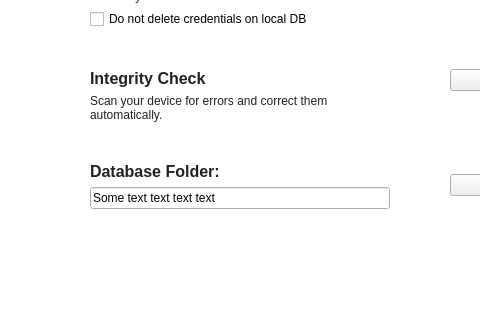
First picture: the form in src/MainWindow.ui, repository mooltipass/moolticute, before the edit; both pictures show x 0 to 480 and y 233 to 553 of the 822 by 553 pixel window.
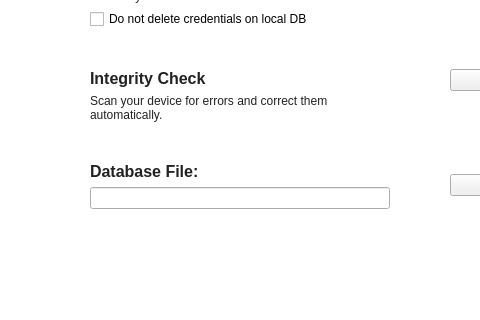
Second picture: the form after the edit. Icons and pictures are not drawn. Custom widgets are drawn as their Qt base class.

Commit message: Use "backup file" instead of "backup folder"

The edit to the form file:
```diff
--- a/src/MainWindow.ui
+++ b/src/MainWindow.ui
@@ -1425,14 +1425,14 @@
                   </font>
                  </property>
                  <property name="text">
-                  <string>Database Folder:</string>
+                  <string>Database File:</string>
                  </property>
                 </widget>
                </item>
                <item>
                 <widget class="QLineEdit" name="lineEditDBFolder">
                  <property name="text">
-                  <string>Some text text text text</string>
+                  <string/>
                  </property>
                  <property name="readOnly">
                   <bool>true</bool>
```
Left out of the diff: 2 changed lines with no effect on the pictures. The commit also changes 8 other files.
